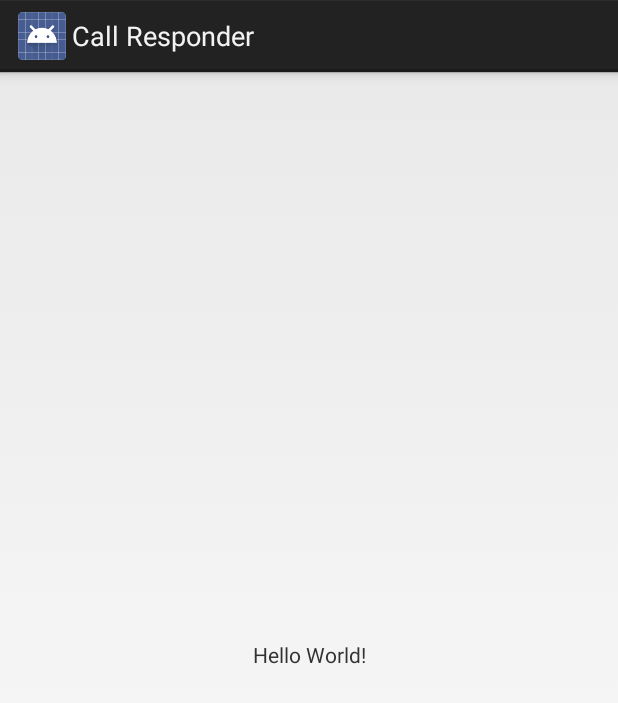
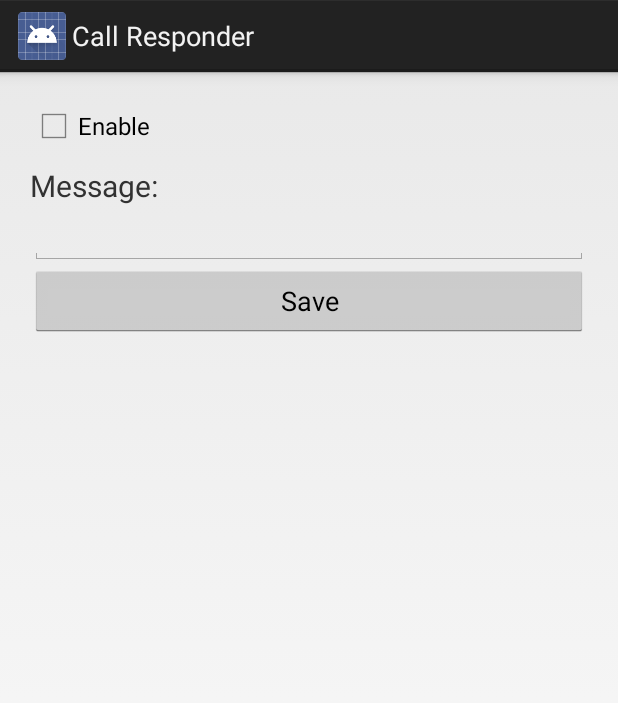
Before and after one commit to dosimple/fit309, an Android app: the screen it shows after launch (MainActivity), on a phone screen of 412 x 824 dp. Shown: the top 703 px of the screen. Run offline under Robolectric (Android 15) with nearby library versions, the phone set to English and light mode, and no system bars.

Commit message:
Implement activity, broadcast receiver

```diff
--- a/app/src/main/java/fit309/callresponder/MainActivity.java
+++ b/app/src/main/java/fit309/callresponder/MainActivity.java
@@ -1,13 +1,47 @@
 package fit309.callresponder;
 
 import android.app.Activity;
+import android.content.Context;
+import android.content.SharedPreferences;
 import android.os.Bundle;
+import android.widget.Button;
+import android.widget.CheckBox;
+import android.widget.EditText;
+import android.widget.Toast;
 
 public class MainActivity extends Activity {
+
+    CheckBox enable;
+    EditText message;
+    Button save;
+
+    SharedPreferences pref;
 
     @Override
     protected void onCreate(Bundle savedInstanceState) {
         super.onCreate(savedInstanceState);
         setContentView(R.layout.activity_main);
+
+        pref = getSharedPreferences("CallResponder", Context.MODE_PRIVATE);
+
+        enable = findViewById(R.id.enable);
+        message = findViewById(R.id.message);
+        save = findViewById(R.id.save);
+
+        enable.setChecked(pref.getBoolean("enable", false));
+        message.setText(pref.getString("message", ""));
+
+        save.setOnClickListener(v -> {
+            SharedPreferences.Editor editor = pref.edit();
+            editor.putString("message", message.getText().toString());
+            editor.commit();
+            Toast.makeText(getApplicationContext(), "Message saved.", Toast.LENGTH_SHORT).show();
+        });
+
+        enable.setOnCheckedChangeListener((v, checked) -> {
+            SharedPreferences.Editor editor = pref.edit();
+            editor.putBoolean("enable", checked);
+            editor.commit();
+        });
     }
 }
--- a/app/src/main/res/layout/activity_main.xml
+++ b/app/src/main/res/layout/activity_main.xml
@@ -1,18 +1,38 @@
 <?xml version="1.0" encoding="utf-8"?>
-<android.support.constraint.ConstraintLayout xmlns:android="http://schemas.android.com/apk/res/android"
-    xmlns:app="http://schemas.android.com/apk/res-auto"
-    xmlns:tools="http://schemas.android.com/tools"
+<LinearLayout xmlns:android="http://schemas.android.com/apk/res/android"
     android:layout_width="match_parent"
     android:layout_height="match_parent"
-    tools:context="fit309.callresponder.MainActivity">
+    android:orientation="vertical"
+    android:padding="20dp"
+    >
+
+    <CheckBox
+        android:id="@+id/enable"
+        android:layout_width="wrap_content"
+        android:layout_height="wrap_content"
+        android:text="Enable"
+        />
 
     <TextView
         android:layout_width="wrap_content"
         android:layout_height="wrap_content"
-        android:text="Hello World!"
-        app:layout_constraintBottom_toBottomOf="parent"
-        app:layout_constraintLeft_toLeftOf="parent"
-        app:layout_constraintRight_toRightOf="parent"
-        app:layout_constraintTop_toTopOf="parent" />
+        android:text="Message:"
+        android:textSize="20dp"
+        android:layout_marginTop="10dp"
+        />
 
-</android.support.constraint.ConstraintLayout>
+    <EditText
+        android:id="@+id/message"
+        android:layout_width="match_parent"
+        android:layout_height="wrap_content"
+        android:inputType="textMultiLine"
+        />
+
+    <Button
+        android:id="@+id/save"
+        android:layout_width="match_parent"
+        android:layout_height="wrap_content"
+        android:text="Save"
+        />
+
+</LinearLayout>
```
Also changed, not shown: app/src/main/AndroidManifest.xml (+8 -0 lines), app/src/main/java/fit309/callresponder/CallResponder.java (added, +31 -0 lines).
